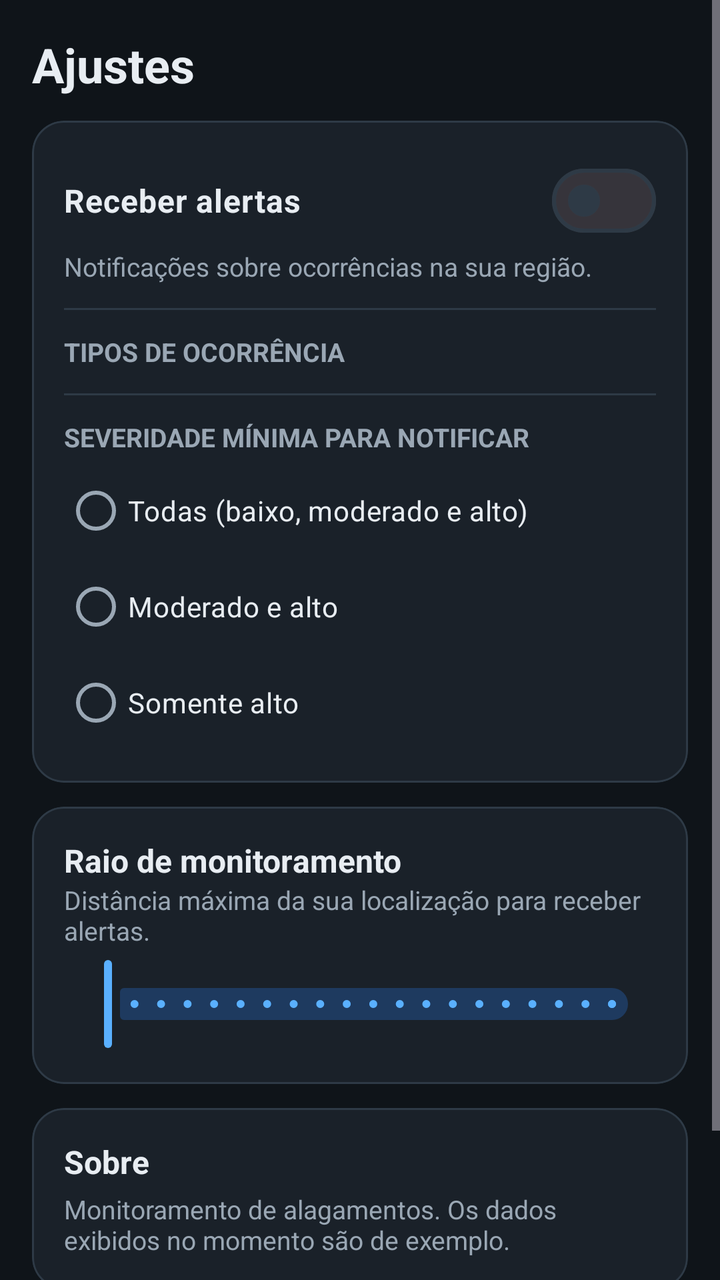
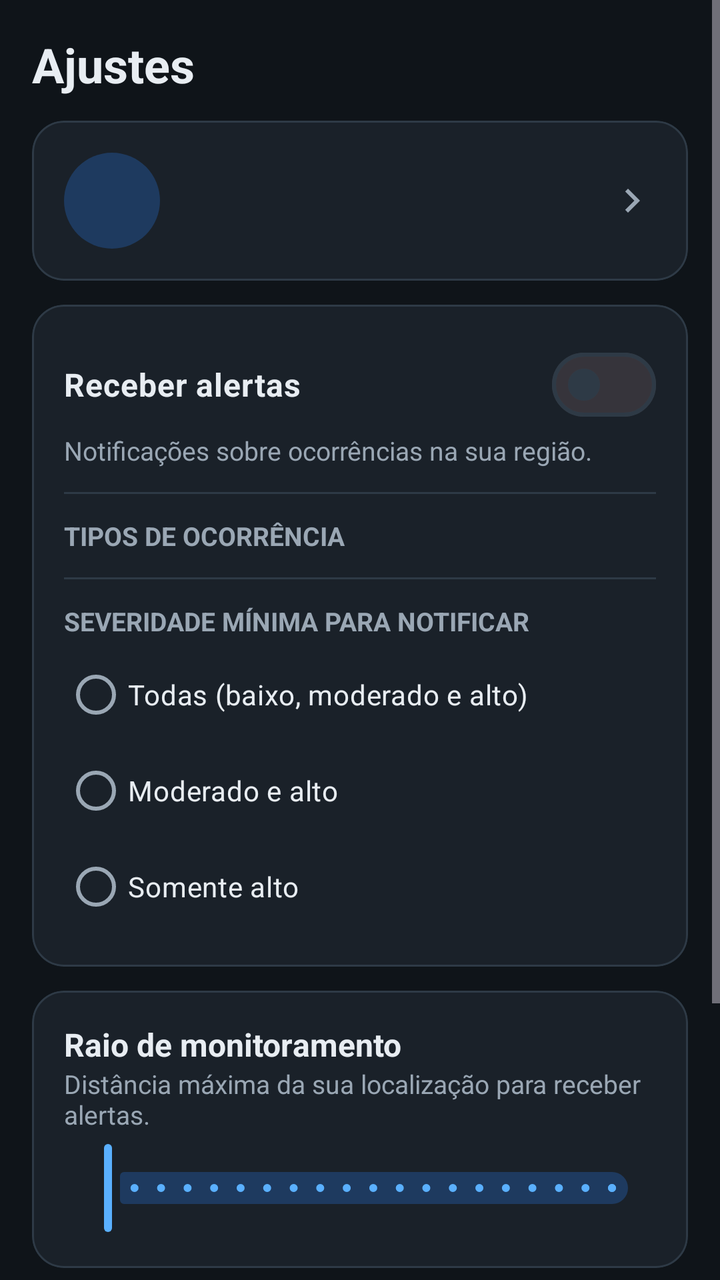

Screens rendered from an Android XML layout before and after an edit, with the pre-edit source and the edit as a unified diff.
<!-- AndroidManifest.xml: application theme Theme.Alagamentos -->
<!-- res/layout/fragment_ajustes.xml -->
<?xml version="1.0" encoding="utf-8"?>
<ScrollView xmlns:android="http://schemas.android.com/apk/res/android"
    xmlns:app="http://schemas.android.com/apk/res-auto"
    android:layout_width="match_parent"
    android:layout_height="match_parent"
    android:background="@color/bg_dark">

    <LinearLayout
        android:layout_width="match_parent"
        android:layout_height="wrap_content"
        android:orientation="vertical"
        android:paddingHorizontal="16dp"
        android:paddingTop="16dp"
        android:paddingBottom="16dp">

        <TextView
            android:layout_width="wrap_content"
            android:layout_height="wrap_content"
            android:text="@string/ajustes_titulo"
            android:textColor="@color/text_primary"
            android:textSize="24sp"
            android:textStyle="bold" />

        
        <com.google.android.material.card.MaterialCardView
            android:layout_width="match_parent"
            android:layout_height="wrap_content"
            android:layout_marginTop="12dp"
            app:cardBackgroundColor="@color/surface"
            app:cardCornerRadius="16dp"
            app:strokeColor="@color/divider"
            app:strokeWidth="1dp">

            <LinearLayout
                android:layout_width="match_parent"
                android:layout_height="wrap_content"
                android:orientation="vertical"
                android:padding="16dp">

                <com.google.android.material.materialswitch.MaterialSwitch
                    android:id="@+id/switch_notificacoes"
                    android:layout_width="match_parent"
                    android:layout_height="wrap_content"
                    android:text="@string/ajustes_receber_alertas"
                    android:textColor="@color/text_primary"
                    android:textSize="16sp"
                    android:textStyle="bold" />

                <TextView
                    android:layout_width="match_parent"
                    android:layout_height="wrap_content"
                    android:text="@string/ajustes_receber_alertas_desc"
                    android:textColor="@color/text_secondary"
                    android:textSize="13sp" />

                <View
                    android:layout_width="match_parent"
                    android:layout_height="1dp"
                    android:layout_marginVertical="12dp"
                    android:background="@color/divider" />

                <TextView
                    android:layout_width="wrap_content"
                    android:layout_height="wrap_content"
                    android:text="@string/ajustes_tipos"
                    android:textColor="@color/text_secondary"
                    android:textSize="13sp"
                    android:textStyle="bold" />

                
                <LinearLayout
                    android:id="@+id/lista_tipos"
                    android:layout_width="match_parent"
                    android:layout_height="wrap_content"
                    android:orientation="vertical" />

                <View
                    android:layout_width="match_parent"
                    android:layout_height="1dp"
                    android:layout_marginVertical="12dp"
                    android:background="@color/divider" />

                <TextView
                    android:layout_width="wrap_content"
                    android:layout_height="wrap_content"
                    android:text="@string/ajustes_severidade_minima"
                    android:textColor="@color/text_secondary"
                    android:textSize="13sp"
                    android:textStyle="bold" />

                <RadioGroup
                    android:id="@+id/grupo_severidade"
                    android:layout_width="match_parent"
                    android:layout_height="wrap_content"
                    android:layout_marginTop="4dp">

                    <com.google.android.material.radiobutton.MaterialRadioButton
                        android:id="@+id/rb_sev_baixa"
                        android:layout_width="match_parent"
                        android:layout_height="wrap_content"
                        android:text="@string/ajustes_sev_baixa"
                        android:textColor="@color/text_primary" />

                    <com.google.android.material.radiobutton.MaterialRadioButton
                        android:id="@+id/rb_sev_moderada"
                        android:layout_width="match_parent"
                        android:layout_height="wrap_content"
                        android:text="@string/ajustes_sev_moderada"
                        android:textColor="@color/text_primary" />

                    <com.google.android.material.radiobutton.MaterialRadioButton
                        android:id="@+id/rb_sev_alta"
                        android:layout_width="match_parent"
                        android:layout_height="wrap_content"
                        android:text="@string/ajustes_sev_alta"
                        android:textColor="@color/text_primary" />
                </RadioGroup>
            </LinearLayout>
        </com.google.android.material.card.MaterialCardView>

        
        <com.google.android.material.card.MaterialCardView
            android:layout_width="match_parent"
            android:layout_height="wrap_content"
            android:layout_marginTop="12dp"
            app:cardBackgroundColor="@color/surface"
            app:cardCornerRadius="16dp"
            app:strokeColor="@color/divider"
            app:strokeWidth="1dp">

            <LinearLayout
                android:layout_width="match_parent"
                android:layout_height="wrap_content"
                android:orientation="vertical"
                android:padding="16dp">

                <LinearLayout
                    android:layout_width="match_parent"
                    android:layout_height="wrap_content"
                    android:orientation="horizontal">

                    <TextView
                        android:layout_width="0dp"
                        android:layout_height="wrap_content"
                        android:layout_weight="1"
                        android:text="@string/ajustes_raio"
                        android:textColor="@color/text_primary"
                        android:textSize="16sp"
                        android:textStyle="bold" />

                    <TextView
                        android:id="@+id/txt_raio"
                        android:layout_width="wrap_content"
                        android:layout_height="wrap_content"
                        android:textColor="@color/accent"
                        android:textSize="16sp"
                        android:textStyle="bold" />
                </LinearLayout>

                <TextView
                    android:layout_width="match_parent"
                    android:layout_height="wrap_content"
                    android:text="@string/ajustes_raio_desc"
                    android:textColor="@color/text_secondary"
                    android:textSize="13sp" />

                <com.google.android.material.slider.Slider
                    android:id="@+id/slider_raio"
                    android:layout_width="match_parent"
                    android:layout_height="wrap_content"
                    android:layout_marginTop="4dp"
                    android:contentDescription="@string/ajustes_raio"
                    android:stepSize="1"
                    android:valueFrom="1"
                    android:valueTo="20" />
            </LinearLayout>
        </com.google.android.material.card.MaterialCardView>

        
        <com.google.android.material.card.MaterialCardView
            android:layout_width="match_parent"
            android:layout_height="wrap_content"
            android:layout_marginTop="12dp"
            app:cardBackgroundColor="@color/surface"
            app:cardCornerRadius="16dp"
            app:strokeColor="@color/divider"
            app:strokeWidth="1dp">

            <LinearLayout
                android:layout_width="match_parent"
                android:layout_height="wrap_content"
                android:orientation="vertical"
                android:padding="16dp">

                <TextView
                    android:layout_width="wrap_content"
                    android:layout_height="wrap_content"
                    android:text="@string/ajustes_sobre"
                    android:textColor="@color/text_primary"
                    android:textSize="16sp"
                    android:textStyle="bold" />

                <TextView
                    android:layout_width="match_parent"
                    android:layout_height="wrap_content"
                    android:layout_marginTop="4dp"
                    android:text="@string/ajustes_sobre_desc"
                    android:textColor="@color/text_secondary"
                    android:textSize="13sp" />
            </LinearLayout>
        </com.google.android.material.card.MaterialCardView>

        <com.google.android.material.button.MaterialButton
            android:id="@+id/btn_restaurar"
            style="@style/Widget.Material3.Button.OutlinedButton"
            android:layout_width="match_parent"
            android:layout_height="wrap_content"
            android:layout_marginTop="16dp"
            android:text="@string/ajustes_restaurar" />
    </LinearLayout>
</ScrollView>
<!-- resources referenced by this layout -->
<resources>
  <color name="accent">#5AB0FF</color>
  <color name="bg_dark">#0F1419</color>
  <color name="divider">#2E3A46</color>
  <color name="surface">#1A2129</color>
  <color name="text_primary">#E8EDF2</color>
  <color name="text_secondary">#9AA7B4</color>
  <string name="ajustes_raio">Raio de monitoramento</string>
  <string name="ajustes_raio_desc">Distância máxima da sua localização para receber alertas.</string>
  <string name="ajustes_receber_alertas">Receber alertas</string>
  <string name="ajustes_receber_alertas_desc">Notificações sobre ocorrências na sua região.</string>
  <string name="ajustes_restaurar">Restaurar padrões</string>
  <string name="ajustes_sev_alta">Somente alto</string>
  <string name="ajustes_sev_baixa">Todas (baixo, moderado e alto)</string>
  <string name="ajustes_sev_moderada">Moderado e alto</string>
  <string name="ajustes_severidade_minima">SEVERIDADE MÍNIMA PARA NOTIFICAR</string>
  <string name="ajustes_sobre">Sobre</string>
  <string name="ajustes_sobre_desc">Monitoramento de alagamentos. Os dados exibidos no momento são de exemplo.</string>
  <string name="ajustes_tipos">TIPOS DE OCORRÊNCIA</string>
  <string name="ajustes_titulo">Ajustes</string>
  <style name="Theme.Alagamentos" parent="Theme.Material3.Dark.NoActionBar">
          <item name="colorPrimary">@color/accent</item>
          <item name="colorOnPrimary">@color/on_accent</item>
          <item name="colorSecondary">@color/accent</item>
          <item name="colorOnSecondary">@color/on_accent</item>
  
          <item name="android:colorBackground">@color/bg_dark</item>
          <item name="colorSurface">@color/surface</item>
          <item name="colorSurfaceVariant">@color/surface_variant</item>
          <item name="colorOnBackground">@color/text_primary</item>
          <item name="colorOnSurface">@color/text_primary</item>
          <item name="colorOnSurfaceVariant">@color/text_secondary</item>
          <item name="colorOutline">@color/divider</item>
  
          <item name="colorSecondaryContainer">#1E3A5F</item>
          <item name="colorOnSecondaryContainer">@color/accent</item>
  
          <item name="android:statusBarColor">@color/bg_dark</item>
          <item name="android:navigationBarColor">@color/bg_dark</item>
      </style>
  <color name="on_accent">#0F1419</color>
  <color name="surface_variant">#242D37</color>
</resources>

<!-- the commit's change to res/layout/fragment_ajustes.xml (unified diff, before → after) -->
@@ -23,6 +23,72 @@
 
         
         <com.google.android.material.card.MaterialCardView
+            android:id="@+id/card_perfil"
+            android:layout_width="match_parent"
+            android:layout_height="wrap_content"
+            android:layout_marginTop="12dp"
+            android:clickable="true"
+            android:focusable="true"
+            app:cardBackgroundColor="@color/surface"
+            app:cardCornerRadius="16dp"
+            app:strokeColor="@color/divider"
+            app:strokeWidth="1dp">
+
+            <LinearLayout
+                android:layout_width="match_parent"
+                android:layout_height="wrap_content"
+                android:gravity="center_vertical"
+                android:orientation="horizontal"
+                android:padding="16dp">
+
+                <TextView
+                    android:id="@+id/ajustes_avatar"
+                    android:layout_width="48dp"
+                    android:layout_height="48dp"
+                    android:background="@drawable/bg_avatar"
+                    android:gravity="center"
+                    android:importantForAccessibility="no"
+                    android:textColor="@color/accent"
+                    android:textSize="18sp"
+                    android:textStyle="bold" />
+
+                <LinearLayout
+                    android:layout_width="0dp"
+                    android:layout_height="wrap_content"
+                    android:layout_marginStart="12dp"
+                    android:layout_weight="1"
+                    android:orientation="vertical">
+
+                    <TextView
+                        android:id="@+id/ajustes_perfil_nome"
+                        android:layout_width="match_parent"
+                        android:layout_height="wrap_content"
+                        android:ellipsize="end"
+                        android:maxLines="1"
+                        android:textColor="@color/text_primary"
+                        android:textSize="16sp"
+                        android:textStyle="bold" />
+
+                    <TextView
+                        android:id="@+id/ajustes_perfil_desc"
+                        android:layout_width="match_parent"
+                        android:layout_height="wrap_content"
+                        android:ellipsize="end"
+                        android:maxLines="1"
+                        android:textColor="@color/text_secondary"
+                        android:textSize="13sp" />
+                </LinearLayout>
+
+                <ImageView
+                    android:layout_width="24dp"
+                    android:layout_height="24dp"
+                    android:importantForAccessibility="no"
+                    android:src="@drawable/ic_seta_direita" />
+            </LinearLayout>
+        </com.google.android.material.card.MaterialCardView>
+
+        
+        <com.google.android.material.card.MaterialCardView
             android:layout_width="match_parent"
             android:layout_height="wrap_content"
             android:layout_marginTop="12dp"
<!-- resource entries referenced after the edit -->
@@ -6,6 +6,23 @@
   <color name="surface">#1A2129</color>
   <color name="text_primary">#E8EDF2</color>
   <color name="text_secondary">#9AA7B4</color>
+  <!-- drawable bg_avatar (drawable) -->
+  <?xml version="1.0" encoding="utf-8"?>
+  <shape xmlns:android="http://schemas.android.com/apk/res/android"
+      android:shape="oval">
+      <solid android:color="#1E3A5F" />
+  </shape>
+  <!-- drawable ic_seta_direita (drawable) -->
+  <vector xmlns:android="http://schemas.android.com/apk/res/android"
+      android:width="24dp"
+      android:height="24dp"
+      android:autoMirrored="true"
+      android:viewportWidth="24"
+      android:viewportHeight="24">
+      <path
+          android:fillColor="@color/text_secondary"
+          android:pathData="M8.59,16.59L13.17,12 8.59,7.41 10,6l6,6 -6,6z" />
+  </vector>
   <string name="ajustes_raio">Raio de monitoramento</string>
   <string name="ajustes_raio_desc">Distância máxima da sua localização para receber alertas.</string>
   <string name="ajustes_receber_alertas">Receber alertas</string>
